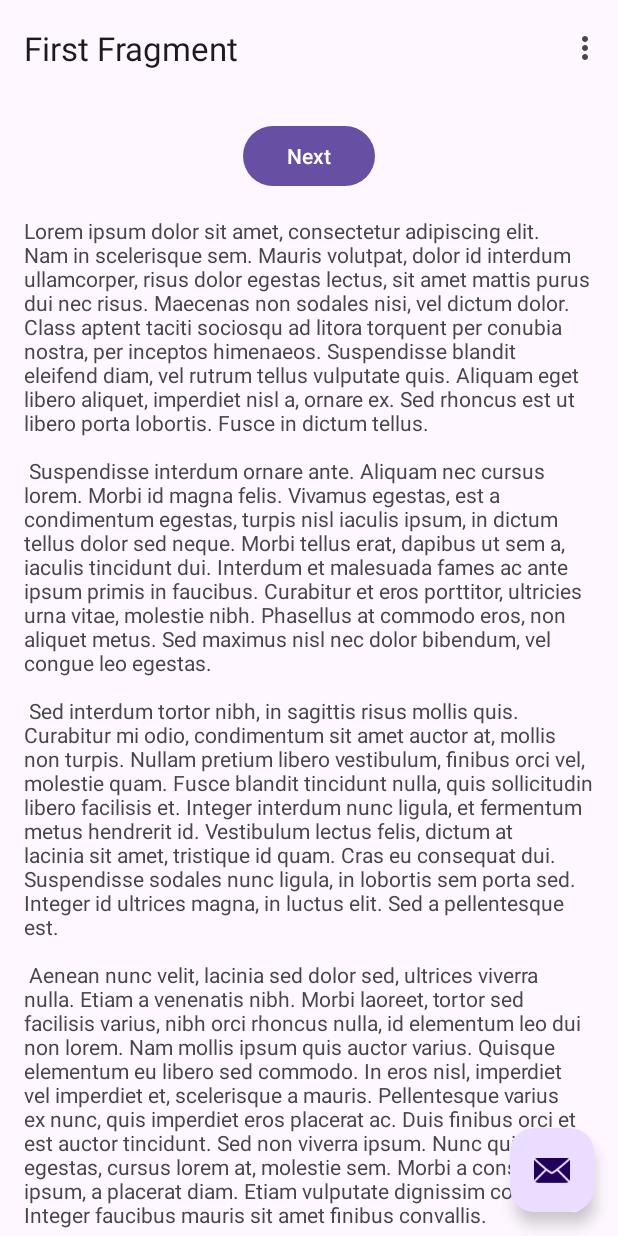
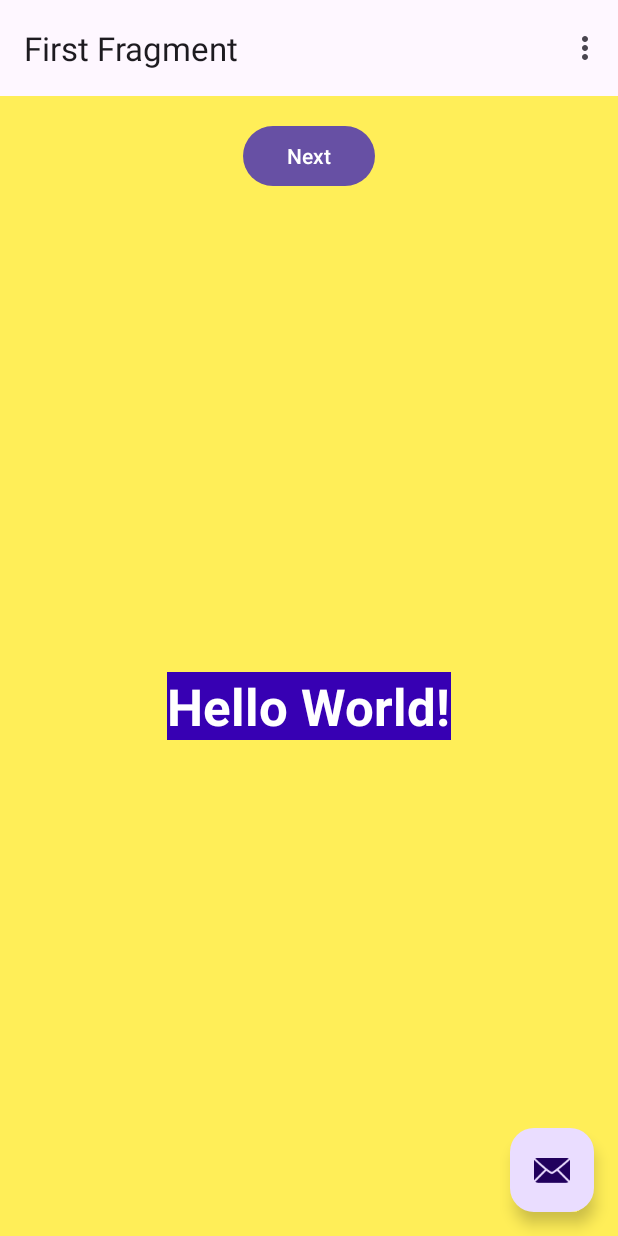
Before and after one commit to wchipman-csupueblo/CIS386_First_Android_App, an Android app: the screen it shows after launch (MainActivity), on a phone screen of 412 x 824 dp. Run offline under Robolectric (Android 15) with nearby library versions, the phone set to English and light mode, and no system bars; our stand-ins replace navigation-ui.

Commit message:
Ready for new buttons

```diff
--- a/app/build.gradle.kts
+++ b/app/build.gradle.kts
@@ -5,12 +5,12 @@ plugins {
 
 android {
     namespace = "com.example.cis386_first_android_app"
-    compileSdk = 33
+    compileSdk = 34
 
     defaultConfig {
         applicationId = "com.example.cis386_first_android_app"
         minSdk = 24
-        targetSdk = 33
+        targetSdk = 34
         versionCode = 1
         versionName = "1.0"
 
--- a/app/src/main/res/layout/fragment_first.xml
+++ b/app/src/main/res/layout/fragment_first.xml
@@ -4,11 +4,13 @@
     xmlns:tools="http://schemas.android.com/tools"
     android:layout_width="match_parent"
     android:layout_height="match_parent"
+    android:background="@color/screenBackground"
     tools:context=".FirstFragment">
 
     <androidx.constraintlayout.widget.ConstraintLayout
         android:layout_width="match_parent"
         android:layout_height="match_parent"
+        android:background="@color/screenBackground"
         android:padding="16dp">
 
         <Button
@@ -19,16 +21,24 @@
             app:layout_constraintBottom_toTopOf="@id/textview_first"
             app:layout_constraintEnd_toEndOf="parent"
             app:layout_constraintStart_toStartOf="parent"
-            app:layout_constraintTop_toTopOf="parent" />
+            app:layout_constraintTop_toTopOf="parent"
+            app:layout_constraintVertical_bias="0.51" />
 
         <TextView
             android:id="@+id/textview_first"
             android:layout_width="wrap_content"
             android:layout_height="wrap_content"
-            android:layout_marginTop="16dp"
-            android:text="@string/lorem_ipsum"
+            android:layout_marginTop="320dp"
+            android:layout_marginBottom="24dp"
+            android:background="@color/colorPrimaryDark"
+            android:fontFamily="sans-serif"
+            android:text="@string/hello"
+            android:textColor="@android:color/white"
+            android:textSize="34sp"
+            android:textStyle="bold"
             app:layout_constraintBottom_toBottomOf="parent"
             app:layout_constraintEnd_toEndOf="parent"
+            app:layout_constraintHorizontal_bias="0.50"
             app:layout_constraintStart_toStartOf="parent"
             app:layout_constraintTop_toBottomOf="@id/button_first" />
     </androidx.constraintlayout.widget.ConstraintLayout>
--- a/app/src/main/res/layout/fragment_second.xml
+++ b/app/src/main/res/layout/fragment_second.xml
@@ -26,7 +26,7 @@
             android:layout_width="wrap_content"
             android:layout_height="wrap_content"
             android:layout_marginTop="16dp"
-            android:text="@string/lorem_ipsum"
+            android:text="@string/hello"
             app:layout_constraintBottom_toBottomOf="parent"
             app:layout_constraintEnd_toEndOf="parent"
             app:layout_constraintStart_toStartOf="parent"
--- a/app/src/main/res/values/colors.xml
+++ b/app/src/main/res/values/colors.xml
@@ -2,4 +2,8 @@
 <resources>
     <color name="black">#FF000000</color>
     <color name="white">#FFFFFFFF</color>
+    <color name="colorPrimary">#6200EE</color>
+    <color name="colorPrimaryDark">#3700B3</color>
+    <color name="colorAccent">#03DAC5</color>
+    <color name="screenBackground">#FFEE58</color>
 </resources>
--- a/app/src/main/res/values/strings.xml
+++ b/app/src/main/res/values/strings.xml
@@ -7,40 +7,5 @@
     <string name="next">Next</string>
     <string name="previous">Previous</string>
 
-    <string name="lorem_ipsum">
-        Lorem ipsum dolor sit amet, consectetur adipiscing elit. Nam in scelerisque sem. Mauris
-        volutpat, dolor id interdum ullamcorper, risus dolor egestas lectus, sit amet mattis purus
-        dui nec risus. Maecenas non sodales nisi, vel dictum dolor. Class aptent taciti sociosqu ad
-        litora torquent per conubia nostra, per inceptos himenaeos. Suspendisse blandit eleifend
-        diam, vel rutrum tellus vulputate quis. Aliquam eget libero aliquet, imperdiet nisl a,
-        ornare ex. Sed rhoncus est ut libero porta lobortis. Fusce in dictum tellus.\n\n
-        Suspendisse interdum ornare ante. Aliquam nec cursus lorem. Morbi id magna felis. Vivamus
-        egestas, est a condimentum egestas, turpis nisl iaculis ipsum, in dictum tellus dolor sed
-        neque. Morbi tellus erat, dapibus ut sem a, iaculis tincidunt dui. Interdum et malesuada
-        fames ac ante ipsum primis in faucibus. Curabitur et eros porttitor, ultricies urna vitae,
-        molestie nibh. Phasellus at commodo eros, non aliquet metus. Sed maximus nisl nec dolor
-        bibendum, vel congue leo egestas.\n\n
-        Sed interdum tortor nibh, in sagittis risus mollis quis. Curabitur mi odio, condimentum sit
-        amet auctor at, mollis non turpis. Nullam pretium libero vestibulum, finibus orci vel,
-        molestie quam. Fusce blandit tincidunt nulla, quis sollicitudin libero facilisis et. Integer
-        interdum nunc ligula, et fermentum metus hendrerit id. Vestibulum lectus felis, dictum at
-        lacinia sit amet, tristique id quam. Cras eu consequat dui. Suspendisse sodales nunc ligula,
-        in lobortis sem porta sed. Integer id ultrices magna, in luctus elit. Sed a pellentesque
-        est.\n\n
-        Aenean nunc velit, lacinia sed dolor sed, ultrices viverra nulla. Etiam a venenatis nibh.
-        Morbi laoreet, tortor sed facilisis varius, nibh orci rhoncus nulla, id elementum leo dui
-        non lorem. Nam mollis ipsum quis auctor varius. Quisque elementum eu libero sed commodo. In
-        eros nisl, imperdiet vel imperdiet et, scelerisque a mauris. Pellentesque varius ex nunc,
-        quis imperdiet eros placerat ac. Duis finibus orci et est auctor tincidunt. Sed non viverra
-        ipsum. Nunc quis augue egestas, cursus lorem at, molestie sem. Morbi a consectetur ipsum, a
-        placerat diam. Etiam vulputate dignissim convallis. Integer faucibus mauris sit amet finibus
-        convallis.\n\n
-        Phasellus in aliquet mi. Pellentesque habitant morbi tristique senectus et netus et
-        malesuada fames ac turpis egestas. In volutpat arcu ut felis sagittis, in finibus massa
-        gravida. Pellentesque id tellus orci. Integer dictum, lorem sed efficitur ullamcorper,
-        libero justo consectetur ipsum, in mollis nisl ex sed nisl. Donec maximus ullamcorper
-        sodales. Praesent bibendum rhoncus tellus nec feugiat. In a ornare nulla. Donec rhoncus
-        libero vel nunc consequat, quis tincidunt nisl eleifend. Cras bibendum enim a justo luctus
-        vestibulum. Fusce dictum libero quis erat maximus, vitae volutpat diam dignissim.
-    </string>
+    <string name="hello">Hello World!</string>
 </resources>
```
